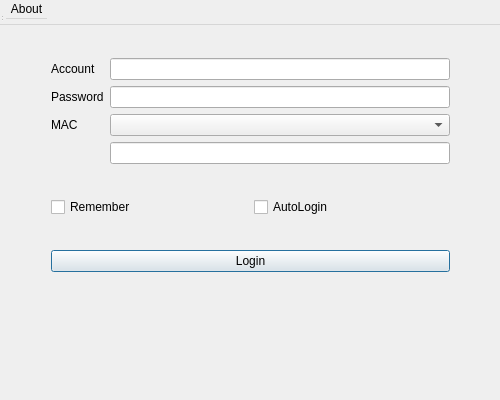
Above: mainwindow.ui from code4lala/drcom-jlu-qt before the change. Below: the same form after it.
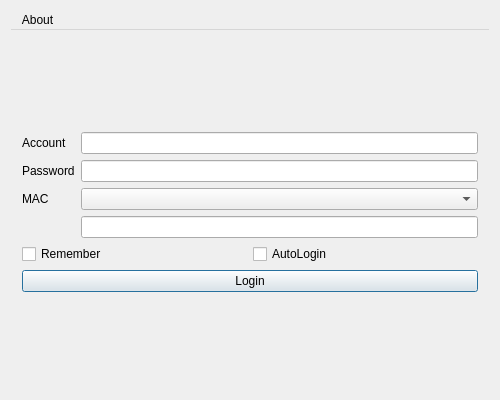
That is the form after the change.

Diff of the .ui file:
```diff
--- a/mainwindow.ui
+++ b/mainwindow.ui
@@ -10,32 +10,42 @@
     <height>400</height>
    </rect>
   </property>
-  <property name="minimumSize">
-   <size>
-    <width>500</width>
-    <height>400</height>
-   </size>
-  </property>
-  <property name="maximumSize">
-   <size>
-    <width>500</width>
-    <height>400</height>
-   </size>
+  <property name="sizePolicy">
+   <sizepolicy hsizetype="Expanding" vsizetype="Expanding">
+    <horstretch>0</horstretch>
+    <verstretch>0</verstretch>
+   </sizepolicy>
   </property>
   <property name="windowTitle">
    <string>DrCOM JLU Qt</string>
   </property>
-  <widget class="QWidget" name="centralWidget">
-   <widget class="QWidget" name="verticalLayoutWidget">
-    <property name="geometry">
-     <rect>
-      <x>40</x>
-      <y>20</y>
-      <width>421</width>
-      <height>291</height>
-     </rect>
-    </property>
+  <layout class="QVBoxLayout" name="verticalLayout_2">
+   <item>
+    <widget class="QMenuBar" name="menuBar">
+     <widget class="QMenu" name="menuAbout">
+      <property name="title">
+       <string>About</string>
+      </property>
+      <addaction name="actionDrCOM_JLU_version"/>
+      <addaction name="actionQt"/>
+     </widget>
+     <addaction name="menuAbout"/>
+    </widget>
+   </item>
+   <item>
+    <widget class="QWidget" name="centralWidget" native="true">
+     <property name="sizePolicy">
+      <sizepolicy hsizetype="Expanding" vsizetype="Expanding">
+       <horstretch>0</horstretch>
+       <verstretch>0</verstretch>
+      </sizepolicy>
+     </property>
+     <layout class="QVBoxLayout" name="verticalLayout">
+      <item>
     <layout class="QVBoxLayout" name="verticalLayoutOutside">
+        <property name="topMargin">
+         <number>0</number>
+        </property>
      <item>
       <layout class="QGridLayout" name="gridLayoutInput">
        <item row="1" column="1">
@@ -103,27 +113,11 @@
       </widget>
      </item>
     </layout>
-   </widget>
-  </widget>
-  <widget class="QMenuBar" name="menuBar">
-   <property name="geometry">
-    <rect>
-     <x>0</x>
-     <y>0</y>
-     <width>500</width>
-     <height>25</height>
-    </rect>
-   </property>
-   <widget class="QMenu" name="menuAbout">
-    <property name="title">
-     <string>About</string>
-    </property>
-    <addaction name="actionDrCOM_JLU_version"/>
-    <addaction name="actionQt"/>
-   </widget>
-   <addaction name="menuAbout"/>
-  </widget>
-  <widget class="QStatusBar" name="statusBar"/>
+      </item>
+     </layout>
+    </widget>
+   </item>
+  </layout>
   <action name="actionDrCOM_JLU_version">
    <property name="text">
     <string>DrCOM JLU Qt</string>
```
Lines whose indentation alone changed are shown as unchanged.
